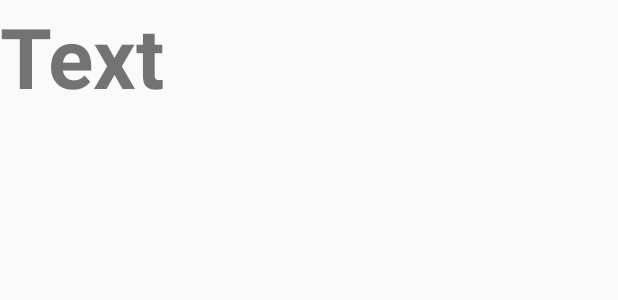
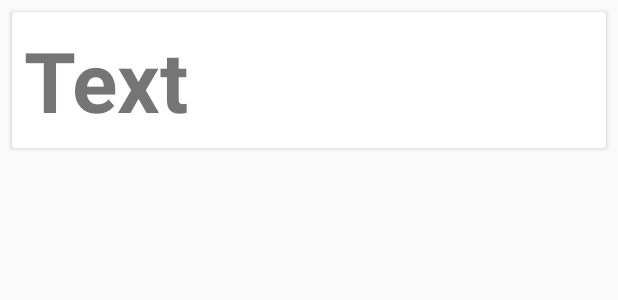
Before and after one commit to Trypion/PrototipoV2.0, an Android app: the layout noticia_recycler.xml on its own in the app's theme, with its tools: preview values and no code run, on a phone screen of 412 x 824 dp. Shown: the top 300 px of the screen. Run offline under Robolectric (Android 15) with nearby library versions, the phone set to English and light mode, and no system bars.

Commit message:
cardview adicionado

```diff
--- a/app/build.gradle
+++ b/app/build.gradle
@@ -24,6 +24,7 @@ dependencies {
     implementation 'androidx.appcompat:appcompat:1.1.0'
     implementation 'androidx.constraintlayout:constraintlayout:1.1.3'
     implementation 'androidx.recyclerview:recyclerview:1.0.0'
+    implementation 'androidx.cardview:cardview:1.0.0'
     implementation 'com.google.android.material:material:1.0.0'
     implementation 'androidx.navigation:navigation-fragment:2.1.0'
     implementation 'androidx.navigation:navigation-ui:2.1.0'
--- a/app/src/main/res/layout/noticia_recycler.xml
+++ b/app/src/main/res/layout/noticia_recycler.xml
@@ -1,16 +1,30 @@
 <?xml version="1.0" encoding="utf-8"?>
-<LinearLayout xmlns:android="http://schemas.android.com/apk/res/android"
+<androidx.cardview.widget.CardView xmlns:android="http://schemas.android.com/apk/res/android"
+    xmlns:app="http://schemas.android.com/apk/res-auto"
+    xmlns:tools="http://schemas.android.com/tools"
     android:id="@+id/cards"
     android:orientation="vertical"
     android:layout_width="match_parent"
-    android:layout_height="wrap_content">
+    android:layout_height="wrap_content"
+    android:layout_marginTop="8dp"
+    android:layout_marginStart="8dp"
+    android:layout_marginEnd="8dp">
 
-    <TextView
-        android:id="@+id/my_text_view"
-        android:layout_width="match_parent"
+    <androidx.constraintlayout.widget.ConstraintLayout
+        android:layout_width="wrap_content"
         android:layout_height="wrap_content"
-        android:textSize="56sp"
-        android:textStyle="bold"
-        android:text="Text"/>
+        android:padding="8dp">
 
-</LinearLayout>
+        <TextView
+            android:id="@+id/my_text_view"
+            android:layout_width="match_parent"
+            android:layout_height="wrap_content"
+            android:text="Text"
+            android:textSize="56sp"
+            android:textStyle="bold"
+            app:layout_constraintBottom_toBottomOf="parent"
+            app:layout_constraintStart_toStartOf="parent"
+            app:layout_constraintTop_toTopOf="parent" />
+
+    </androidx.constraintlayout.widget.ConstraintLayout>
+</androidx.cardview.widget.CardView>
```
